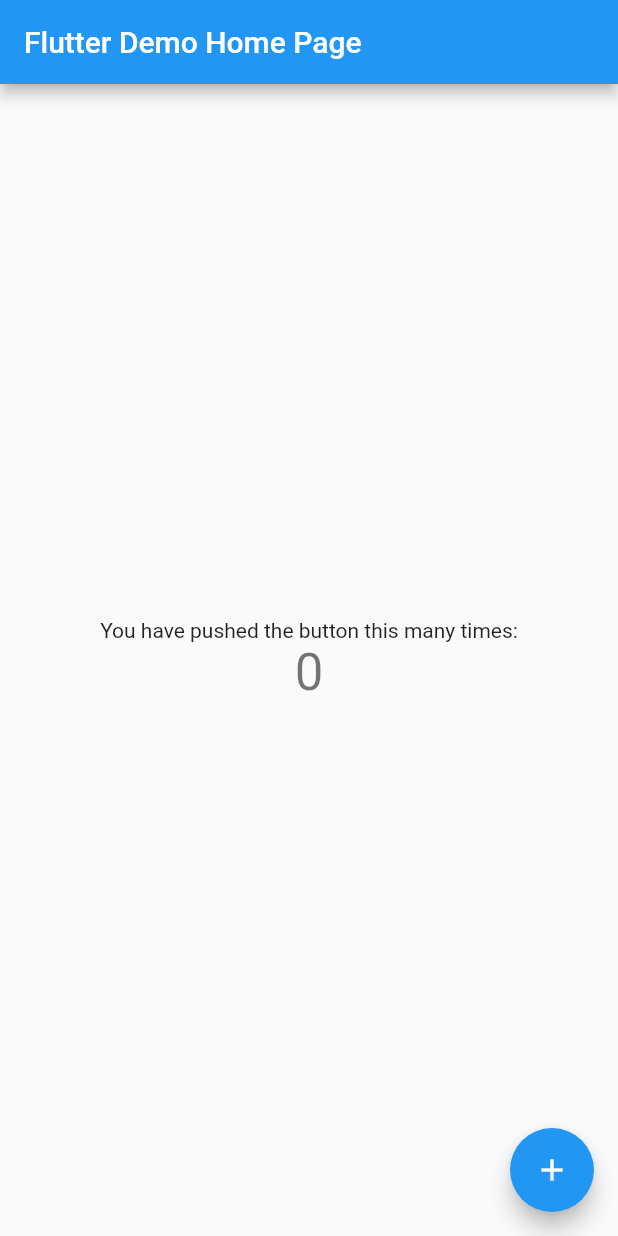
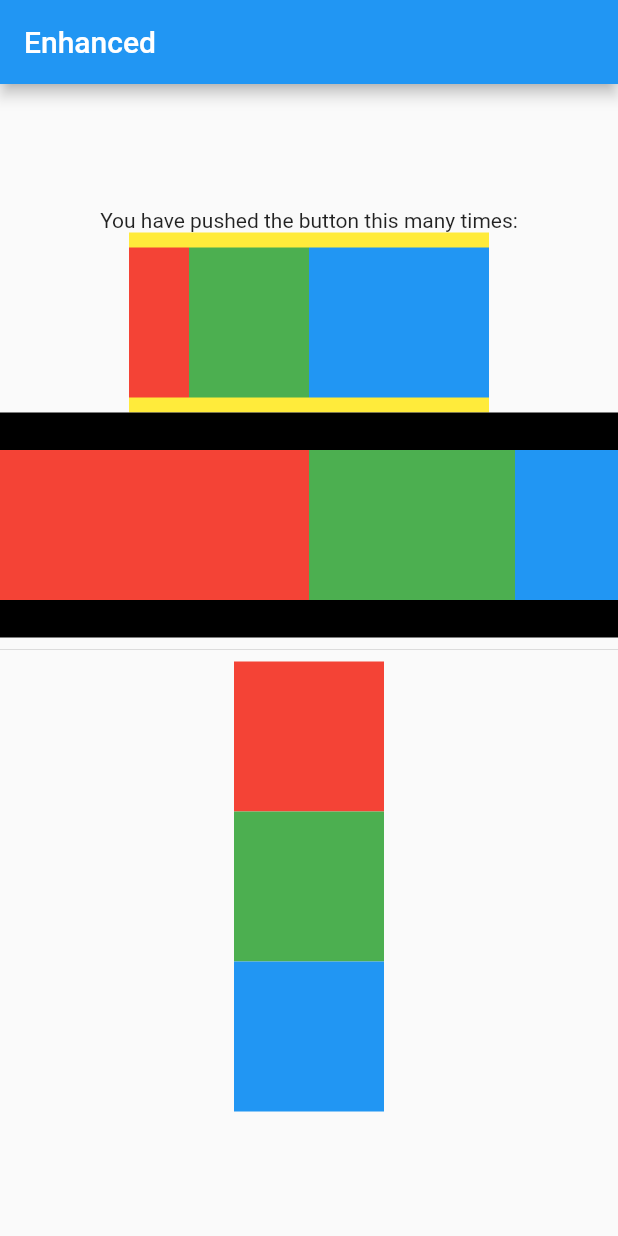
Before and after one commit to thruthesky/extended, a Flutter app: the screen it shows after launch, on a phone screen of 412 x 824 dp. Run offline on Flutter 3.47's test engine with Material 2 defaults, Android fonts, the phone set to English and light mode, and no system bars.

Commit message:
update on widgets

```diff
--- a/example/lib/main.dart
+++ b/example/lib/main.dart
@@ -1,3 +1,4 @@
+import 'package:enhanced/enhanced.dart';
 import 'package:flutter/material.dart';
 
 void main() {
@@ -7,109 +8,74 @@ void main() {
 class MyApp extends StatelessWidget {
   const MyApp({Key? key}) : super(key: key);
 
-  // This widget is the root of your application.
   @override
   Widget build(BuildContext context) {
     return MaterialApp(
       title: 'Flutter Demo',
       theme: ThemeData(
-        // This is the theme of your application.
-        //
-        // Try running your application with "flutter run". You'll see the
-        // application has a blue toolbar. Then, without quitting the app, try
-        // changing the primarySwatch below to Colors.green and then invoke
-        // "hot reload" (press "r" in the console where you ran "flutter run",
-        // or simply save your changes to "hot reload" in a Flutter IDE).
-        // Notice that the counter didn't reset back to zero; the application
-        // is not restarted.
         primarySwatch: Colors.blue,
       ),
-      home: const MyHomePage(title: 'Flutter Demo Home Page'),
+      home: const MyHomePage(),
     );
   }
 }
 
 class MyHomePage extends StatefulWidget {
-  const MyHomePage({Key? key, required this.title}) : super(key: key);
-
-  // This widget is the home page of your application. It is stateful, meaning
-  // that it has a State object (defined below) that contains fields that affect
-  // how it looks.
-
-  // This class is the configuration for the state. It holds the values (in this
-  // case the title) provided by the parent (in this case the App widget) and
-  // used by the build method of the State. Fields in a Widget subclass are
-  // always marked "final".
-
-  final String title;
+  const MyHomePage({Key? key}) : super(key: key);
 
   @override
   State<MyHomePage> createState() => _MyHomePageState();
 }
 
 class _MyHomePageState extends State<MyHomePage> {
-  int _counter = 0;
-
-  void _incrementCounter() {
-    setState(() {
-      // This call to setState tells the Flutter framework that something has
-      // changed in this State, which causes it to rerun the build method below
-      // so that the display can reflect the updated values. If we changed
-      // _counter without calling setState(), then the build method would not be
-      // called again, and so nothing would appear to happen.
-      _counter++;
-    });
-  }
-
   @override
   Widget build(BuildContext context) {
-    // This method is rerun every time setState is called, for instance as done
-    // by the _incrementCounter method above.
-    //
-    // The Flutter framework has been optimized to make rerunning build methods
-    // fast, so that you can just rebuild anything that needs updating rather
-    // than having to individually change instances of widgets.
     return Scaffold(
       appBar: AppBar(
-        // Here we take the value from the MyHomePage object that was created by
-        // the App.build method, and use it to set our appbar title.
-        title: Text(widget.title),
+        title: const Text('Enhanced'),
       ),
       body: Center(
-        // Center is a layout widget. It takes a single child and positions it
-        // in the middle of the parent.
         child: Column(
-          // Column is also a layout widget. It takes a list of children and
-          // arranges them vertically. By default, it sizes itself to fit its
-          // children horizontally, and tries to be as tall as its parent.
-          //
-          // Invoke "debug painting" (press "p" in the console, choose the
-          // "Toggle Debug Paint" action from the Flutter Inspector in Android
-          // Studio, or the "Toggle Debug Paint" command in Visual Studio Code)
-          // to see the wireframe for each widget.
-          //
-          // Column has various properties to control how it sizes itself and
-          // how it positions its children. Here we use mainAxisAlignment to
-          // center the children vertically; the main axis here is the vertical
-          // axis because Columns are vertical (the cross axis would be
-          // horizontal).
           mainAxisAlignment: MainAxisAlignment.center,
           children: <Widget>[
             const Text(
               'You have pushed the button this many times:',
             ),
-            Text(
-              '$_counter',
-              style: Theme.of(context).textTheme.headline4,
+            TappableRow(
+              width: 240,
+              height: 120,
+              backgroundColor: Colors.yellow,
+              children: const [
+                RedBox(),
+                GreenBox(),
+                BlueBox(),
+              ],
+              flexes: const [1, 2, 3],
+              onTap: () => print('onTap'),
+              onLongPress: () => print('onLongPress'),
+              onDoubleTap: () => print('onDoulbeTap'),
             ),
+            TappableRow(
+              // width: 240,
+              height: 150,
+              backgroundColor: Colors.black,
+              children: const [
+                RedBox(),
+                GreenBox(),
+                BlueBox(),
+              ],
+              flexes: const [3, 2, 1],
+              onTap: () => print('onTap'),
+              onLongPress: () => print('onLongPress'),
+              onDoubleTap: () => print('onDoulbeTap'),
+            ),
+            const Divider(),
+            const RedBox(),
+            const GreenBox(),
+            const BlueBox(),
           ],
         ),
       ),
-      floatingActionButton: FloatingActionButton(
-        onPressed: _incrementCounter,
-        tooltip: 'Increment',
-        child: const Icon(Icons.add),
-      ), // This trailing comma makes auto-formatting nicer for build methods.
     );
   }
 }
--- a/lib/enhanced.dart
+++ b/lib/enhanced.dart
@@ -1 +1,5 @@
 export 'src/tappable_column.dart';
+export 'src/tappable_row.dart';
+export 'src/red_box.dart';
+export 'src/green_box.dart';
+export 'src/blue_box.dart';
--- /dev/null
+++ b/lib/src/blue_box.dart
@@ -0,0 +1,16 @@
+import 'package:flutter/material.dart';
+
+class BlueBox extends StatelessWidget {
+  const BlueBox({this.width = 100.0, this.height = 100.0, Key? key}) : super(key: key);
+
+  final double width;
+  final double height;
+  @override
+  Widget build(BuildContext context) {
+    return Container(
+      color: Colors.blue,
+      width: width,
+      height: height,
+    );
+  }
+}
--- /dev/null
+++ b/lib/src/green_box.dart
@@ -0,0 +1,16 @@
+import 'package:flutter/material.dart';
+
+class GreenBox extends StatelessWidget {
+  const GreenBox({this.width = 100.0, this.height = 100.0, Key? key}) : super(key: key);
+
+  final double width;
+  final double height;
+  @override
+  Widget build(BuildContext context) {
+    return Container(
+      color: Colors.green,
+      width: width,
+      height: height,
+    );
+  }
+}
--- /dev/null
+++ b/lib/src/red_box.dart
@@ -0,0 +1,16 @@
+import 'package:flutter/material.dart';
+
+class RedBox extends StatelessWidget {
+  const RedBox({this.width = 100.0, this.height = 100.0, Key? key}) : super(key: key);
+
+  final double width;
+  final double height;
+  @override
+  Widget build(BuildContext context) {
+    return Container(
+      color: Colors.red,
+      width: width,
+      height: height,
+    );
+  }
+}
--- /dev/null
+++ b/lib/src/tappable_row.dart
@@ -0,0 +1,71 @@
+import 'package:flutter/material.dart';
+
+class TappableRow extends StatelessWidget {
+  TappableRow(
+      {this.width,
+      this.height,
+      this.padding,
+      this.margin,
+      this.backgroundColor,
+      this.borderColor,
+      this.borderRadius,
+      this.onTap,
+      this.onLongPress,
+      this.onDoubleTap,
+      required this.children,
+      this.flexes,
+      Key? key})
+      : assert(flexes != null && flexes.length == children.length,
+            'No. of flexes must match with the No. of children'),
+        super(key: key);
+
+  List<Widget> children;
+  final List<int>? flexes;
+  final double? width;
+  final double? height;
+  final EdgeInsets? padding;
+  final EdgeInsets? margin;
+  final Color? backgroundColor;
+  final void Function()? onTap;
+  final void Function()? onLongPress;
+  final void Function()? onDoubleTap;
+  final double? borderRadius;
+  final Color? borderColor;
+
+  @override
+  Widget build(BuildContext context) {
+    if (flexes != null) {
+      children = _flexes(children, flexes!);
+    }
+
+    return GestureDetector(
+      behavior: HitTestBehavior.opaque,
+      onTap: onTap,
+      onLongPress: onLongPress,
+      onDoubleTap: onDoubleTap,
+      child: Container(
+        width: width,
+        height: height,
+        decoration: BoxDecoration(
+          color: backgroundColor,
+        ),
+        child: Row(
+          children: children,
+        ),
+      ),
+    );
+  }
+
+  _flexes(List<Widget> children, List<int> flexes) {
+    List<Widget> newChild = [];
+
+    for (int i = 0; i < flexes.length; i++) {
+      newChild.add(Expanded(
+        child: children[i],
+        flex: flexes[i],
+      ));
+    }
+    return newChild;
+    // return children.map((e) => Expanded(child: e)).toList();
+  }
+}
```
Also changed, not shown: 1 other file.
